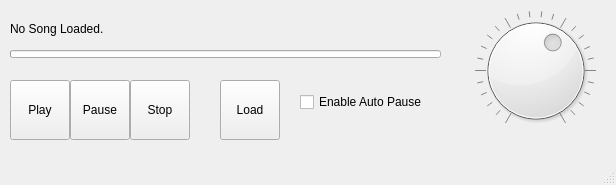
Qt form mainwindow.ui (sayansil/Liquid-Player) before a commit.
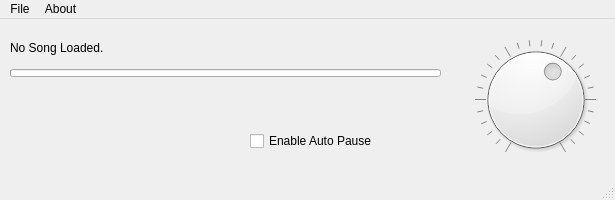
The same form after that commit. Icons and pictures are not drawn.

Diff of the .ui file:
```diff
--- a/mainwindow.ui
+++ b/mainwindow.ui
@@ -6,8 +6,8 @@
    <rect>
     <x>0</x>
     <y>0</y>
-    <width>616</width>
-    <height>185</height>
+    <width>615</width>
+    <height>200</height>
    </rect>
   </property>
   <property name="windowTitle">
@@ -46,40 +46,33 @@
      </rect>
     </property>
     <property name="text">
-     <string>Play</string>
+     <string/>
+    </property>
+    <property name="flat">
+     <bool>true</bool>
     </property>
    </widget>
    <widget class="QPushButton" name="stopButton">
     <property name="geometry">
      <rect>
-      <x>130</x>
+      <x>150</x>
       <y>80</y>
       <width>60</width>
       <height>60</height>
      </rect>
     </property>
     <property name="text">
-     <string>Stop</string>
+     <string/>
     </property>
-   </widget>
-   <widget class="QPushButton" name="loadButton">
-    <property name="geometry">
-     <rect>
-      <x>220</x>
-      <y>80</y>
-      <width>60</width>
-      <height>60</height>
-     </rect>
-    </property>
-    <property name="text">
-     <string>Load</string>
+    <property name="flat">
+     <bool>true</bool>
     </property>
    </widget>
    <widget class="QDial" name="dial">
     <property name="geometry">
      <rect>
       <x>460</x>
-      <y>10</y>
+      <y>20</y>
       <width>151</width>
       <height>121</height>
      </rect>
@@ -103,8 +96,8 @@
    <widget class="QCheckBox" name="faceCheck">
     <property name="geometry">
      <rect>
-      <x>300</x>
-      <y>90</y>
+      <x>250</x>
+      <y>110</y>
       <width>141</width>
       <height>24</height>
      </rect>
@@ -116,14 +109,17 @@
    <widget class="QPushButton" name="pauseButton">
     <property name="geometry">
      <rect>
-      <x>70</x>
+      <x>80</x>
       <y>80</y>
       <width>60</width>
       <height>60</height>
      </rect>
     </property>
     <property name="text">
-     <string>Pause</string>
+     <string/>
+    </property>
+    <property name="flat">
+     <bool>true</bool>
     </property>
    </widget>
    <widget class="QProgressBar" name="progressBar">
@@ -157,10 +153,33 @@
     <rect>
      <x>0</x>
      <y>0</y>
-     <width>616</width>
+     <width>615</width>
      <height>23</height>
     </rect>
    </property>
+   <widget class="QMenu" name="menuFile">
+    <property name="title">
+     <string>File</string>
+    </property>
+    <addaction name="actionNew_File"/>
+    <addaction name="actionExit"/>
+   </widget>
+   <widget class="QMenu" name="menuAbout">
+    <property name="title">
+     <string>About</string>
+    </property>
+    <widget class="QMenu" name="menuDevelopers">
+     <property name="title">
+      <string>Developers</string>
+     </property>
+     <addaction name="actionSenpai"/>
+     <addaction name="actionR_M_G"/>
+    </widget>
+    <addaction name="actionLiquid_Player"/>
+    <addaction name="menuDevelopers"/>
+   </widget>
+   <addaction name="menuFile"/>
+   <addaction name="menuAbout"/>
   </widget>
   <widget class="QStatusBar" name="statusBar"/>
  </widget>
```
Left out of the diff: 50 changed lines with no effect on the pictures.
